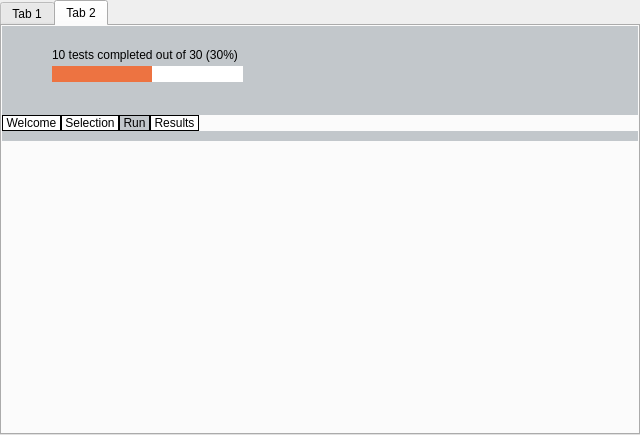
checkbox/checkbox, file qt/checkbox-qt.ui: the form before one commit.
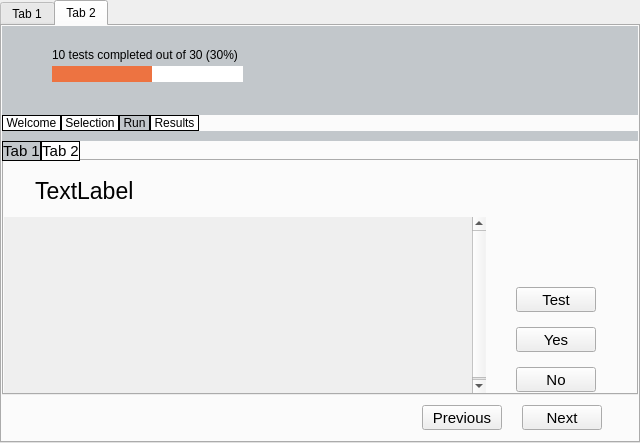
The form after the commit. The open tabs and pages were chosen to show the change.

Commit message: implement the tests screen

Diff of the .ui file:
```diff
--- a/qt/checkbox-qt.ui
+++ b/qt/checkbox-qt.ui
@@ -7,11 +7,11 @@
     <x>0</x>
     <y>0</y>
     <width>640</width>
-    <height>435</height>
+    <height>443</height>
    </rect>
   </property>
   <property name="sizePolicy">
-   <sizepolicy hsizetype="Fixed" vsizetype="Fixed">
+   <sizepolicy hsizetype="Preferred" vsizetype="Fixed">
     <horstretch>0</horstretch>
     <verstretch>0</verstretch>
    </sizepolicy>
@@ -290,13 +290,13 @@
             </size>
            </property>
            <property name="styleSheet">
-            <string notr="true"> QTabWidget::pane { /* The tab widget frame */
+            <string notr="true"> QTabWidget::pane#testsTab { /* The tab widget frame */
      border-top: 10 solid #C2C7CB;
      position: absolute;
      top: -1.2em;
  }
 
- QTabWidget::tab-bar {
+QTabWidget::tab-bar#testsTab {
      alignment: center;
  }
 
@@ -455,6 +455,301 @@
             <attribute name="title">
              <string> Run </string>
             </attribute>
+            <layout class="QHBoxLayout" name="horizontalLayout_2">
+             <property name="spacing">
+              <number>0</number>
+             </property>
+             <property name="margin">
+              <number>0</number>
+             </property>
+             <item>
+              <layout class="QVBoxLayout" name="verticalLayout">
+               <property name="spacing">
+                <number>0</number>
+               </property>
+               <item>
+                <widget class="QTabWidget" name="radioTestTab">
+                 <property name="currentIndex">
+                  <number>0</number>
+                 </property>
+                 <widget class="QWidget" name="tab">
+                  <attribute name="title">
+                   <string>Tab 1</string>
+                  </attribute>
+                  <layout class="QVBoxLayout" name="verticalLayout_3">
+                   <property name="spacing">
+                    <number>0</number>
+                   </property>
+                   <property name="margin">
+                    <number>0</number>
+                   </property>
+                   <item>
+                    <layout class="QVBoxLayout" name="verticalLayout_2">
+                     <property name="spacing">
+                      <number>0</number>
+                     </property>
+                     <item>
+                      <widget class="QWidget" name="widget_2" native="true">
+                       <property name="sizePolicy">
+                        <sizepolicy hsizetype="Preferred" vsizetype="Fixed">
+                         <horstretch>0</horstretch>
+                         <verstretch>0</verstretch>
+                        </sizepolicy>
+                       </property>
+                       <property name="minimumSize">
+                        <size>
+                         <width>0</width>
+                         <height>56</height>
+                        </size>
+                       </property>
+                       <widget class="QLabel" name="testTypeLabel">
+                        <property name="geometry">
+                         <rect>
+                          <x>31</x>
+                          <y>14</y>
+                          <width>291</width>
+                          <height>31</height>
+                         </rect>
+                        </property>
+                        <property name="font">
+                         <font>
+                          <pointsize>17</pointsize>
+                         </font>
+                        </property>
+                        <property name="text">
+                         <string>TextLabel</string>
+                        </property>
+                       </widget>
+                      </widget>
+                     </item>
+                     <item>
+                      <widget class="QWidget" name="widget_3" native="true">
+                       <layout class="QHBoxLayout" name="horizontalLayout_6">
+                        <property name="spacing">
+                         <number>0</number>
+                        </property>
+                        <property name="margin">
+                         <number>0</number>
+                        </property>
+                        <item>
+                         <layout class="QHBoxLayout" name="horizontalLayout_3">
+                          <property name="spacing">
+                           <number>0</number>
+                          </property>
+                          <item>
+                           <widget class="QWidget" name="widget_5" native="true">
+                            <property name="sizePolicy">
+                             <sizepolicy hsizetype="Preferred" vsizetype="Preferred">
+                              <horstretch>0</horstretch>
+                              <verstretch>0</verstretch>
+                             </sizepolicy>
+                            </property>
+                            <layout class="QHBoxLayout" name="horizontalLayout_8">
+                             <property name="spacing">
+                              <number>0</number>
+                             </property>
+                             <property name="margin">
+                              <number>0</number>
+                             </property>
+                             <item>
+                              <widget class="QScrollArea" name="scrollArea">
+                               <property name="sizePolicy">
+                                <sizepolicy hsizetype="Preferred" vsizetype="Preferred">
+                                 <horstretch>0</horstretch>
+                                 <verstretch>0</verstretch>
+                                </sizepolicy>
+                               </property>
+                               <property name="frameShape">
+                                <enum>QFrame::NoFrame</enum>
+                               </property>
+                               <property name="frameShadow">
+                                <enum>QFrame::Plain</enum>
+                               </property>
+                               <property name="lineWidth">
+                                <number>0</number>
+                               </property>
+                               <property name="verticalScrollBarPolicy">
+                                <enum>Qt::ScrollBarAsNeeded</enum>
+                               </property>
+                               <property name="horizontalScrollBarPolicy">
+                                <enum>Qt::ScrollBarAsNeeded</enum>
+                               </property>
+                               <property name="widgetResizable">
+                                <bool>true</bool>
+                               </property>
+                               <widget class="QWidget" name="scrollAreaWidgetContents">
+                                <property name="geometry">
+                                 <rect>
+                                  <x>0</x>
+                                  <y>0</y>
+                                  <width>474</width>
+                                  <height>193</height>
+                                 </rect>
+                                </property>
+                                <layout class="QVBoxLayout" name="verticalLayout_9">
+                                 <property name="spacing">
+                                  <number>0</number>
+                                 </property>
+                                 <property name="sizeConstraint">
+                                  <enum>QLayout::SetDefaultConstraint</enum>
+                                 </property>
+                                 <property name="margin">
+                                  <number>0</number>
+                                 </property>
+                                 <item>
+                                  <widget class="QFrame" name="stepsFrame">
+                                   <property name="sizePolicy">
+                                    <sizepolicy hsizetype="MinimumExpanding" vsizetype="Fixed">
+                                     <horstretch>0</horstretch>
+                                     <verstretch>0</verstretch>
+                                    </sizepolicy>
+                                   </property>
+                                   <property name="minimumSize">
+                                    <size>
+                                     <width>0</width>
+                                     <height>178</height>
+                                    </size>
+                                   </property>
+                                   <property name="sizeIncrement">
+                                    <size>
+                                     <width>0</width>
+                                     <height>0</height>
+                                    </size>
+                                   </property>
+                                   <property name="frameShape">
+                                    <enum>QFrame::NoFrame</enum>
+                                   </property>
+                                   <property name="frameShadow">
+                                    <enum>QFrame::Plain</enum>
+                                   </property>
+                                   <property name="lineWidth">
+                                    <number>0</number>
+                                   </property>
+                                  </widget>
+                                 </item>
+                                </layout>
+                               </widget>
+                              </widget>
+                             </item>
+                            </layout>
+                           </widget>
+                          </item>
+                          <item>
+                           <widget class="QWidget" name="widget_4" native="true">
+                            <property name="sizePolicy">
+                             <sizepolicy hsizetype="Fixed" vsizetype="Preferred">
+                              <horstretch>0</horstretch>
+                              <verstretch>0</verstretch>
+                             </sizepolicy>
+                            </property>
+                            <property name="minimumSize">
+                             <size>
+                              <width>150</width>
+                              <height>0</height>
+                             </size>
+                            </property>
+                            <widget class="QPushButton" name="testTestButton">
+                             <property name="geometry">
+                              <rect>
+                               <x>30</x>
+                               <y>70</y>
+                               <width>80</width>
+                               <height>25</height>
+                              </rect>
+                             </property>
+                             <property name="text">
+                              <string>Test</string>
+                             </property>
+                            </widget>
+                            <widget class="QPushButton" name="yesTestButton">
+                             <property name="geometry">
+                              <rect>
+                               <x>30</x>
+                               <y>110</y>
+                               <width>80</width>
+                               <height>25</height>
+                              </rect>
+                             </property>
+                             <property name="text">
+                              <string>Yes</string>
+                             </property>
+                            </widget>
+                            <widget class="QPushButton" name="noTestButton">
+                             <property name="geometry">
+                              <rect>
+                               <x>30</x>
+                               <y>150</y>
+                               <width>80</width>
+                               <height>25</height>
+                              </rect>
+                             </property>
+                             <property name="text">
+                              <string>No</string>
+                             </property>
+                            </widget>
+                           </widget>
+                          </item>
+                         </layout>
+                        </item>
+                       </layout>
+                      </widget>
+                     </item>
+                    </layout>
+                   </item>
+                  </layout>
+                 </widget>
+                 <widget class="QWidget" name="tab_2">
+                  <attribute name="title">
+                   <string>Tab 2</string>
+                  </attribute>
+                 </widget>
+                </widget>
+               </item>
+               <item>
+                <widget class="QWidget" name="widget" native="true">
+                 <property name="sizePolicy">
+                  <sizepolicy hsizetype="Preferred" vsizetype="Fixed">
+                   <horstretch>0</horstretch>
+                   <verstretch>0</verstretch>
+                  </sizepolicy>
+                 </property>
+                 <property name="minimumSize">
+                  <size>
+                   <width>0</width>
+                   <height>46</height>
+                  </size>
+                 </property>
+                 <widget class="QPushButton" name="nextTestButton">
+                  <property name="geometry">
+                   <rect>
+                    <x>520</x>
+                    <y>10</y>
+                    <width>80</width>
+                    <height>25</height>
+                   </rect>
+                  </property>
+                  <property name="text">
+                   <string>Next</string>
+                  </property>
+                 </widget>
+                 <widget class="QPushButton" name="previousTestButton">
+                  <property name="geometry">
+                   <rect>
+                    <x>420</x>
+                    <y>10</y>
+                    <width>80</width>
+                    <height>25</height>
+                   </rect>
+                  </property>
+                  <property name="text">
+                   <string>Previous</string>
+                  </property>
+                 </widget>
+                </widget>
+               </item>
+              </layout>
+             </item>
+            </layout>
            </widget>
            <widget class="QWidget" name="submitResults">
             <property name="font">
```
Left out of the diff: 37 changed lines with no effect on the pictures. The commit also changes 3 other files.
